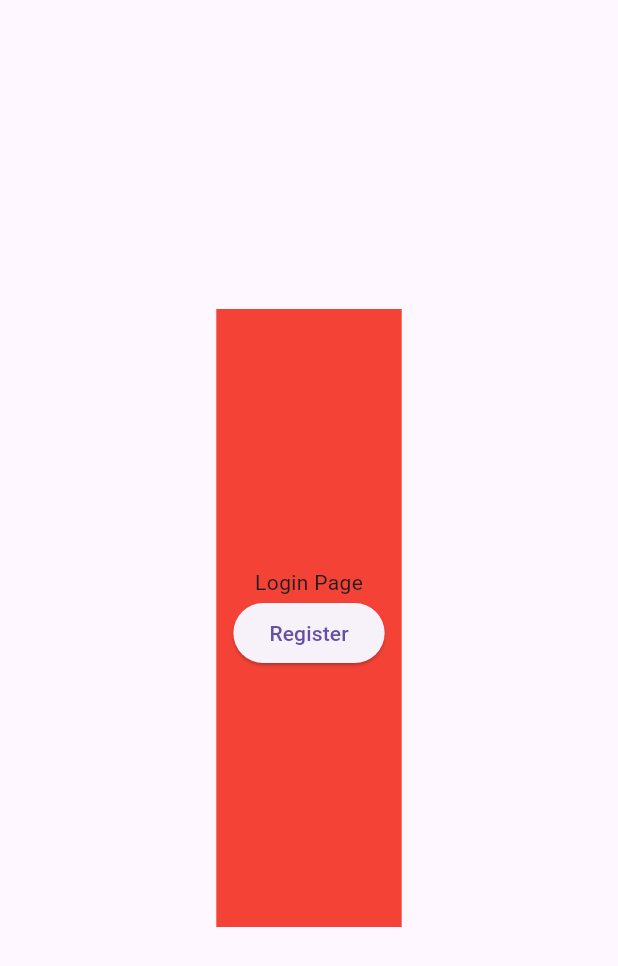
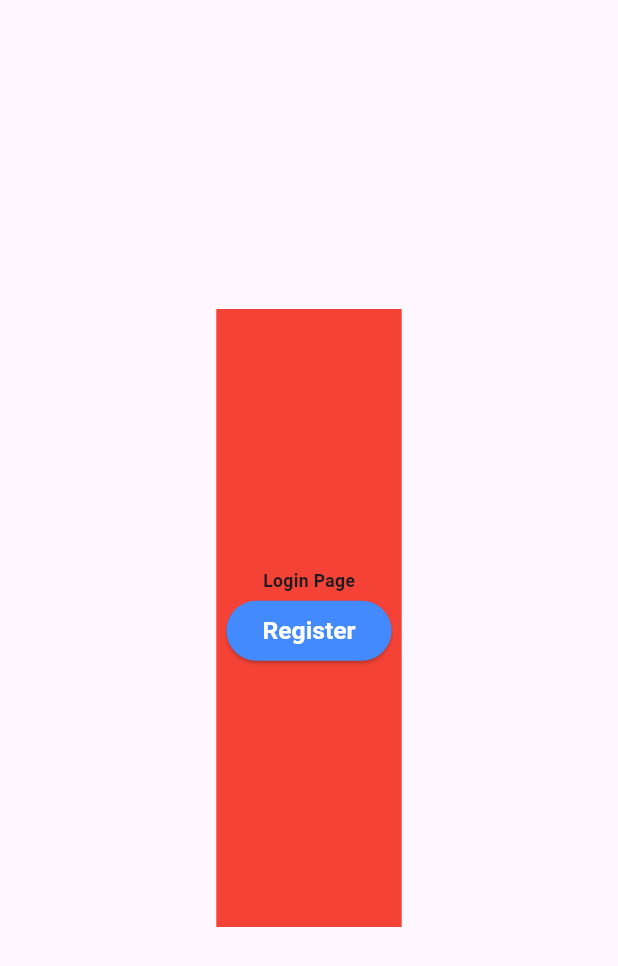
Before and after one commit to izasoerya/sehattek-app, a Flutter app: the screen it shows after launch, on a phone screen of 412 x 824 dp. Shown: the top 966 px of the screen. Run offline on Flutter 3.47's test engine with Material 3 defaults, Android fonts, the light colour scheme and no system bars; our stand-ins replace flutter_bloc, flutter_dotenv, go_router, responsive_framework, sizer, supabase_flutter; accounts and stored records are empty.

Commit message:
button styling

```diff
--- a/lib/main.dart
+++ b/lib/main.dart
@@ -1,3 +1,4 @@
+import 'package:sehattek_app/presentation/layout/theme.dart';
 import 'package:sizer/sizer.dart';
 import 'package:flutter/material.dart';
 import 'package:flutter_dotenv/flutter_dotenv.dart';
@@ -22,12 +23,13 @@ class MainApp extends StatelessWidget {
   Widget build(BuildContext context) {
     return Sizer(
       builder: (context, orientation, deviceType) => MaterialApp.router(
+        theme: AppTheme.lightTheme,
         routerConfig: router,
         builder: (context, child) => ResponsiveBreakpoints.builder(
           breakpoints: [
-            const Breakpoint(start: 0, end: 450, name: MOBILE),
+            const Breakpoint(start: 0, end: 1279, name: MOBILE),
             const Breakpoint(start: 451, end: 800, name: TABLET),
-            const Breakpoint(start: 801, end: 1920, name: DESKTOP),
+            const Breakpoint(start: 1280, end: 1920, name: DESKTOP),
             const Breakpoint(start: 1921, end: double.infinity, name: '4K'),
           ],
           child: child!,
--- a/lib/presentation/layout/theme.dart
+++ b/lib/presentation/layout/theme.dart
@@ -1,22 +1,45 @@
 import 'package:flutter/material.dart';
+import 'package:sizer/sizer.dart';
 
 class AppTheme {
   static ThemeData lightTheme = ThemeData(
     brightness: Brightness.light,
     primarySwatch: Colors.blue,
-    scaffoldBackgroundColor: Colors.white,
+    scaffoldBackgroundColor: Colors.lightBlueAccent,
     appBarTheme: const AppBarTheme(
       backgroundColor: Colors.blue,
       foregroundColor: Colors.white,
       elevation: 0,
     ),
-    textTheme: const TextTheme(
-      bodyMedium: TextStyle(color: Colors.black, fontSize: 16),
-      bodySmall: TextStyle(color: Colors.black54, fontSize: 14),
+    textTheme: TextTheme(
+      bodyLarge: TextStyle(
+        color: Colors.black,
+        fontSize: 18.sp,
+        fontWeight: FontWeight.bold,
+      ),
+      bodyMedium: TextStyle(
+        color: Colors.black54,
+        fontSize: 14.sp,
+        fontWeight: FontWeight.w600,
+      ),
+      bodySmall: TextStyle(color: Colors.black54, fontSize: 1.8.h),
     ),
-    buttonTheme: const ButtonThemeData(
-      buttonColor: Colors.blue,
-      textTheme: ButtonTextTheme.primary,
+    elevatedButtonTheme: ElevatedButtonThemeData(
+      style: ButtonStyle(
+        foregroundColor: MaterialStateProperty.all(Colors.white),
+        backgroundColor: MaterialStateProperty.all<Color>(Colors.blueAccent),
+        textStyle: MaterialStateProperty.all<TextStyle>(
+          TextStyle(
+            color: Colors.white,
+            fontWeight: FontWeight.bold,
+            fontSize: 2.h, // Responsive font size
+          ),
+        ),
+      ),
+    ),
+    colorScheme: const ColorScheme.light(
+      primary: Colors.blue,
+      secondary: Colors.white,
     ),
   );
 
@@ -29,9 +52,10 @@ class AppTheme {
       foregroundColor: Colors.white,
       elevation: 0,
     ),
-    textTheme: const TextTheme(
-      bodyMedium: TextStyle(color: Colors.white, fontSize: 16),
-      bodySmall: TextStyle(color: Colors.white70, fontSize: 14),
+    textTheme: TextTheme(
+      bodyMedium:
+          TextStyle(color: Colors.white, fontSize: 2.h), // Responsive font size
+      bodySmall: TextStyle(color: Colors.white70, fontSize: 1.8.h),
     ),
     buttonTheme: const ButtonThemeData(
       buttonColor: Colors.blue,
```
Also changed, not shown: lib/core/widgets/atom/button_general.dart (added, +36 -0 lines), lib/core/widgets/atom/button_oauth.dart (added, +37 -0 lines), lib/presentation/pages/auth/desktop/login_page_desktop.dart (+45 -10 lines).
